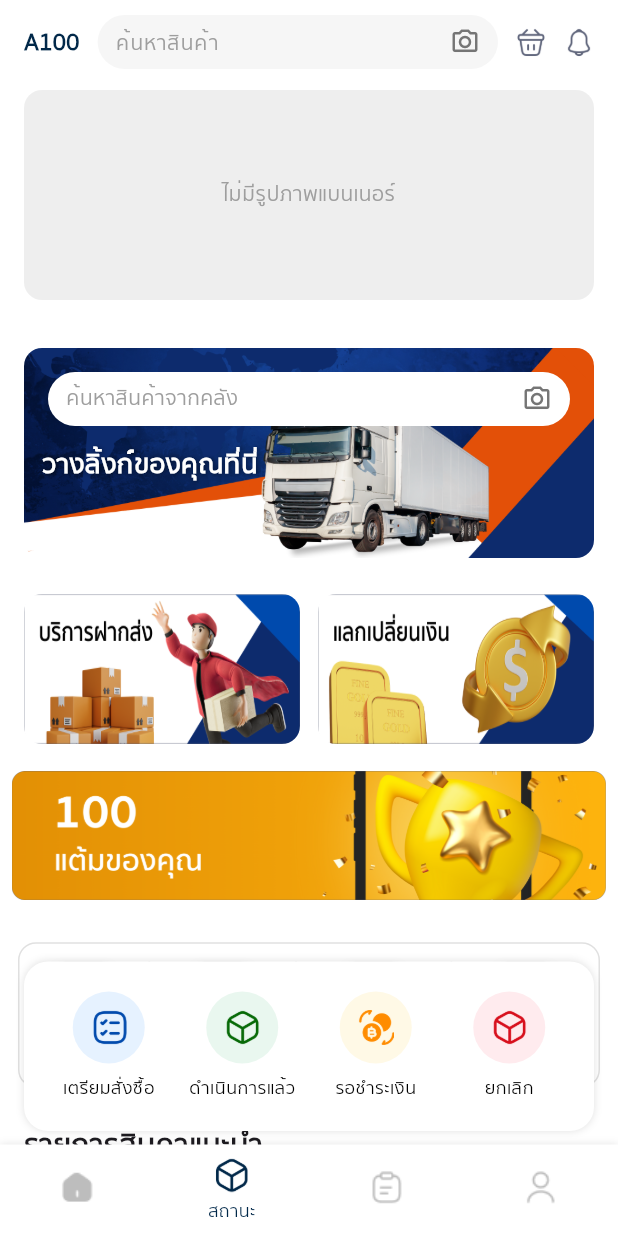
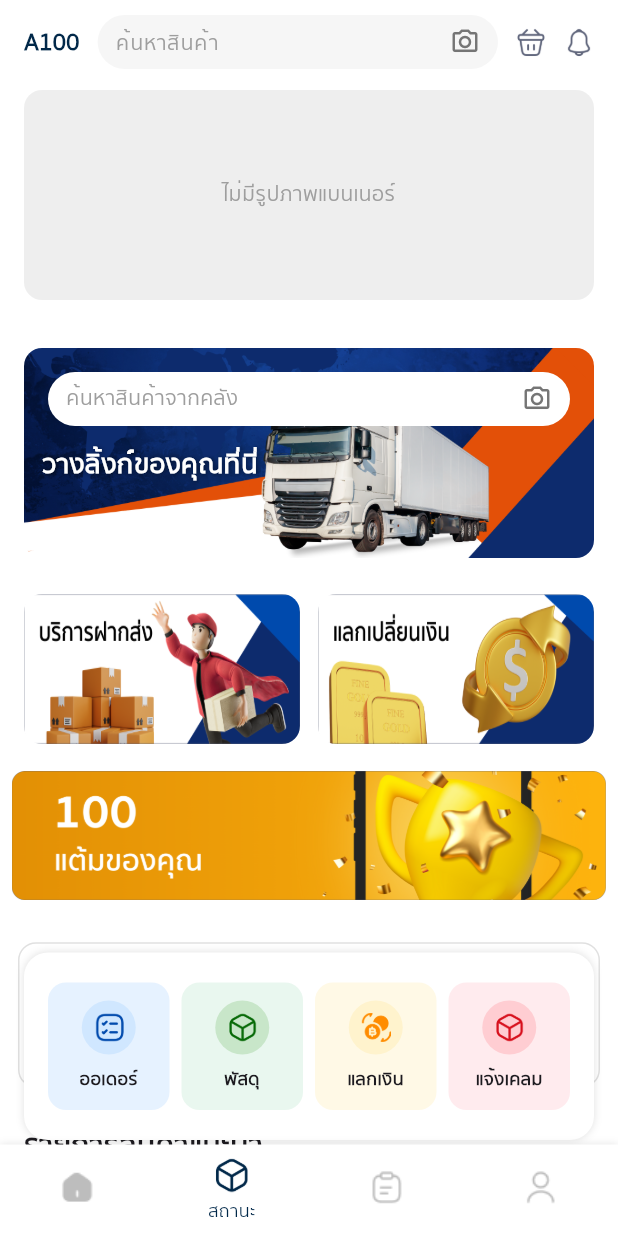
Before and after one commit to AshaTechCorporation/gcargo, a Flutter app: the screen it shows after launch, item 2 of the bottom bar chosen, on a phone screen of 412 x 824 dp. Run offline on Flutter 3.47's test engine with Material 3 defaults, Android fonts, the phone set to English and light mode, and no system bars; our stand-ins replace device_info_plus, dio, file_picker, flutter_widget_from_html, get, hive and 3 more; accounts and stored records are empty; network calls fail.

Commit message:
แก้หน้าออเดอร์

```diff
--- a/lib/constants.dart
+++ b/lib/constants.dart
@@ -20,3 +20,6 @@ const kButtonLogoutColor = Color(0xFFFFBA00);
 const kBackTextFiledColor = Color(0xFFF6F6F6);
 const kBackgroundTextColor = Color(0xFF004AAD);
 const kTextgreyColor = Color(0xFF333333);
+const kCicleColor = Color(0xFF23547D);
+const kCicleSelectedColor = Color(0xFFE5EBFC);
+const kTextTitleHeadColor = Color(0xFF202020);
--- a/lib/home/firstPage.dart
+++ b/lib/home/firstPage.dart
@@ -77,25 +77,33 @@ class _FirstPageState extends State<FirstPage> {
     // ไม่ใช้แล้ว เพราะเราแสดงผ่าน Stack
   }
 
-  Widget _statusActionItem({required String icon, required String label, required Color backgroundColor, required VoidCallback onTap}) {
+  Widget _statusActionItem({
+    required String icon,
+    required String label,
+    required Color backgroundColor,
+    required Color iconBackground,
+    required VoidCallback onTap,
+  }) {
     return Expanded(
       child: GestureDetector(
-        onTap: () {
-          onTap();
-          _hideStatusPanel();
-        },
+        onTap: onTap,
+        child: Container(
+          margin: const EdgeInsets.symmetric(horizontal: 4),
+          padding: const EdgeInsets.symmetric(vertical: 12),
+          decoration: BoxDecoration(color: backgroundColor, borderRadius: BorderRadius.circular(12)),
           child: Column(
             mainAxisSize: MainAxisSize.min,
             children: [
               Container(
-              width: 48,
-              height: 48,
-              decoration: BoxDecoration(color: backgroundColor, shape: BoxShape.circle),
-              child: Center(child: Image.asset(icon, width: 24, height: 24)),
+                width: 36,
+                height: 36,
+                decoration: BoxDecoration(shape: BoxShape.circle, color: iconBackground),
+                child: Center(child: Image.asset(icon, width: 20, height: 20)),
               ),
               const SizedBox(height: 8),
-            Text(label, style: const TextStyle(fontSize: 12, color: Colors.black)),
+              Text(label, style: const TextStyle(fontSize: 12, fontWeight: FontWeight.bold), textAlign: TextAlign.center),
             ],
+          ),
         ),
       ),
     );
@@ -177,7 +185,7 @@ class _FirstPageState extends State<FirstPage> {
             Positioned(
               left: 0,
               right: 0,
-              bottom: 70, // เหนือ BottomNavBar
+              bottom: 64, // เหนือ BottomNavBar
               child: Padding(
                 padding: const EdgeInsets.symmetric(horizontal: 16),
                 child: Container(
@@ -192,32 +200,36 @@ class _FirstPageState extends State<FirstPage> {
                     children: [
                       _statusActionItem(
                         icon: 'assets/icons/task-square.png',
-                        label: 'เตรียมสั่งซื้อ',
+                        label: 'ออเดอร์',
                         backgroundColor: const Color(0xFFE6F2FF),
+                        iconBackground: const Color(0xFFD0E7FF),
                         onTap: () {
                           Navigator.push(context, MaterialPageRoute(builder: (context) => OrderStatusPage()));
                         },
                       ),
                       _statusActionItem(
                         icon: 'assets/icons/boxGreen.png',
-                        label: 'ดำเนินการแล้ว',
+                        label: 'พัสดุ',
                         backgroundColor: const Color(0xFFE9F7EF),
+                        iconBackground: const Color(0xFFC8E6C9),
                         onTap: () {
                           Navigator.push(context, MaterialPageRoute(builder: (context) => const ParcelPage()));
                         },
                       ),
                       _statusActionItem(
                         icon: 'assets/icons/bitcoin-convert.png',
-                        label: 'รอชำระเงิน',
+                        label: 'แลกเงิน',
                         backgroundColor: const Color(0xFFFFF9E6),
+                        iconBackground: const Color(0xFFFFF3CD),
                         onTap: () {
                           Navigator.push(context, MaterialPageRoute(builder: (context) => const ExchangeStatusPage()));
                         },
                       ),
                       _statusActionItem(
                         icon: 'assets/icons/boxRed.png',
-                        label: 'ยกเลิก',
+                        label: 'แจ้งเคลม',
                         backgroundColor: const Color(0xFFFFEBEE),
+                        iconBackground: const Color(0xFFFFCDD2),
                         onTap: () {
                           Navigator.push(context, MaterialPageRoute(builder: (context) => const ProblemPackagePage()));
                         },
@@ -227,6 +239,7 @@ class _FirstPageState extends State<FirstPage> {
                 ),
               ),
             ),
+
           if (_showBillPanel)
             Positioned(
               left: 0,
```
Also changed, not shown: lib/parcel/detailOrderPage.dart (+24 -16 lines), lib/parcel/orderStatusPage.dart (+40 -39 lines). Lines whose indentation alone changed are shown as unchanged.
